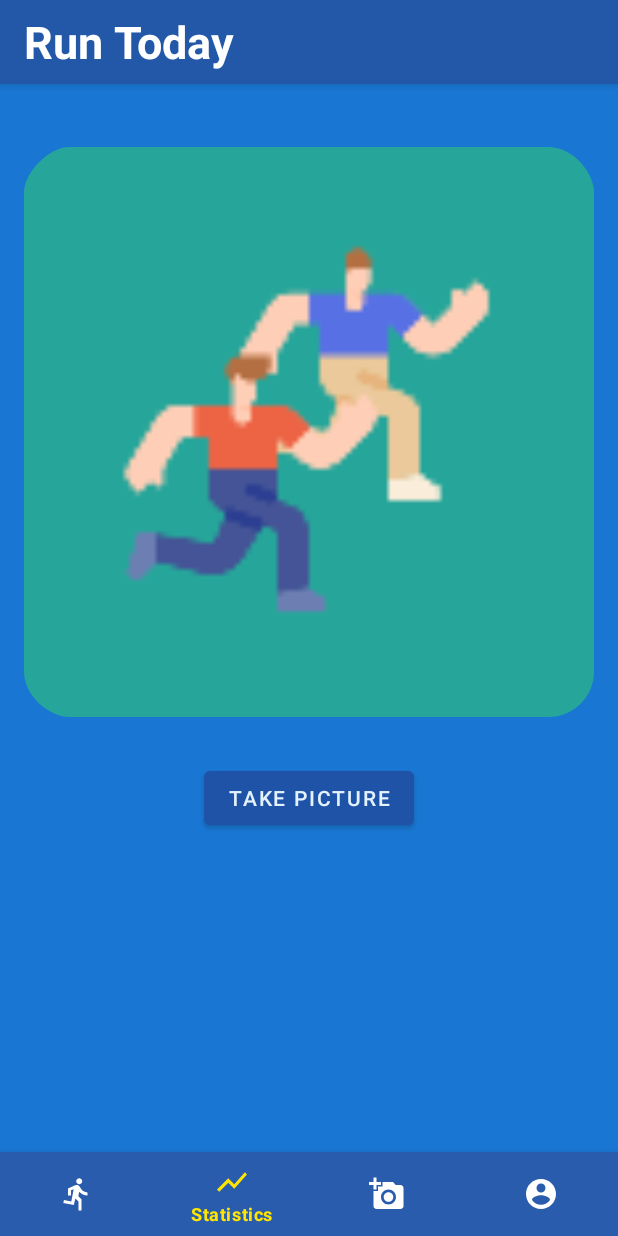
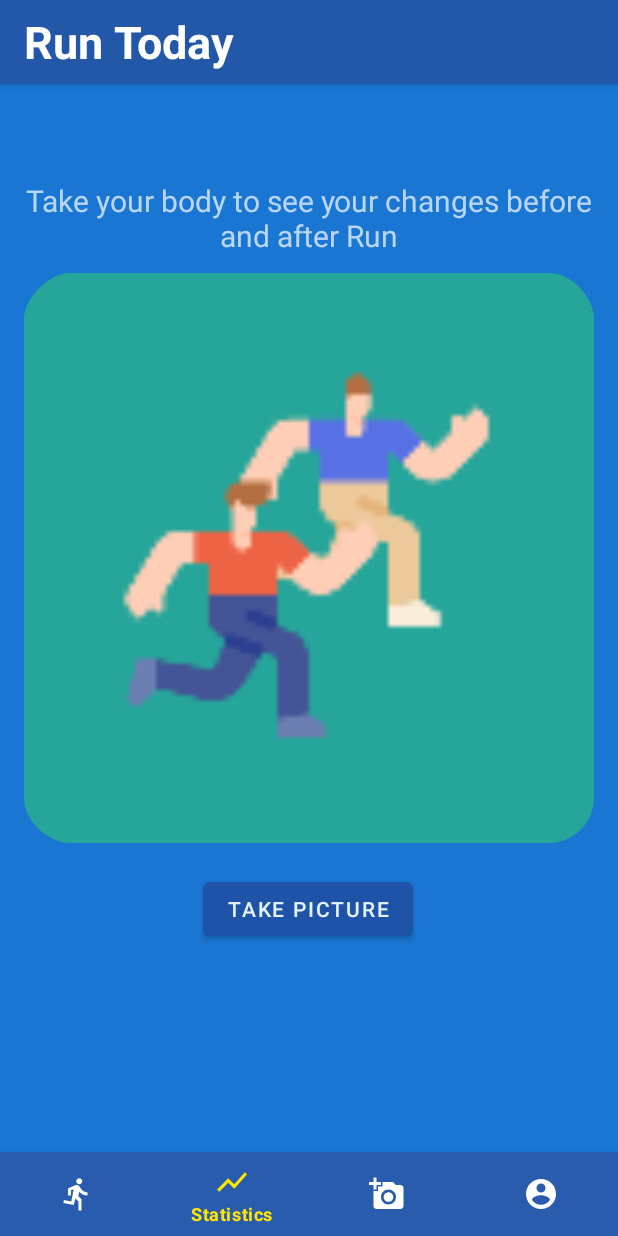
Before and after one commit to irfanazizalamin/RunToday, an Android app: the PhotoFragment screen opened through its navigation route, item 2 of the bottom bar chosen, on a phone screen of 412 x 824 dp. Run offline under Robolectric (Android 15) with nearby library versions, the phone set to English and light mode, and no system bars; our stand-ins replace Dagger/Hilt's generated code, navigation-ui; 2 statements that could not run were skipped.

Commit message:
finish tugas uts

```diff
--- a/app/src/main/AndroidManifest.xml
+++ b/app/src/main/AndroidManifest.xml
@@ -7,6 +7,7 @@
     <uses-permission android:name="android.permission.ACCESS_COARSE_LOCATION" />
     <uses-permission android:name="android.permission.ACCESS_BACKGROUND_LOCATION" />
 
+    <uses-permission android:name="android.permission.VIBRATE"/>
     <uses-permission android:name="android.permission.READ_EXTERNAL_STORAGE" />
     <uses-permission android:name="android.permission.FOREGROUND_SERVICE" />
 
--- a/app/src/main/java/id/ac/ui/cs/mobileprogramming/irfanazizalamin/runtoday/ui/MainActivity.kt
+++ b/app/src/main/java/id/ac/ui/cs/mobileprogramming/irfanazizalamin/runtoday/ui/MainActivity.kt
@@ -1,17 +1,17 @@
 package id.ac.ui.cs.mobileprogramming.irfanazizalamin.runtoday.ui
 
 import android.content.Intent
+import android.content.IntentFilter
 import androidx.appcompat.app.AppCompatActivity
 import android.os.Bundle
 import android.view.View
 import androidx.navigation.fragment.findNavController
 import androidx.navigation.ui.setupWithNavController
 import id.ac.ui.cs.mobileprogramming.irfanazizalamin.runtoday.R
-import id.ac.ui.cs.mobileprogramming.irfanazizalamin.runtoday.db.RunDAO
 import dagger.hilt.android.AndroidEntryPoint
 import id.ac.ui.cs.mobileprogramming.irfanazizalamin.runtoday.other.Constants.ACTION_SHOW_TRACKING_FRAGMENT
+import id.ac.ui.cs.mobileprogramming.irfanazizalamin.runtoday.receiver.BatteryCheckerReceiver
 import kotlinx.android.synthetic.main.activity_main.*
-import javax.inject.Inject
 
 @AndroidEntryPoint
 class MainActivity : AppCompatActivity() {
@@ -19,10 +19,10 @@ class MainActivity : AppCompatActivity() {
     override fun onCreate(savedInstanceState: Bundle?) {
         super.onCreate(savedInstanceState)
         setContentView(R.layout.activity_main)
+        navigateToTrackingFragmentIfNeeded(intent)
+        checkBatteryLevel()
+        setSupportActionBar(toolbar)
 
-        navigateToTrackingFragmentIfNeeded(intent)
-
-        setSupportActionBar(toolbar)
         bottomNavigationView.setupWithNavController(navHostFragment.findNavController())
 
         navHostFragment.findNavController()
@@ -33,6 +33,12 @@ class MainActivity : AppCompatActivity() {
                     else -> bottomNavigationView.visibility = View.GONE
                 }
             }
+    }
+
+    private fun checkBatteryLevel() {
+        IntentFilter(Intent.ACTION_BATTERY_CHANGED).also {
+            registerReceiver(BatteryCheckerReceiver(), it)
+        }
     }
 
     override fun onNewIntent(intent: Intent?) {
--- a/app/src/main/java/id/ac/ui/cs/mobileprogramming/irfanazizalamin/runtoday/ui/fragments/PhotoFragment.kt
+++ b/app/src/main/java/id/ac/ui/cs/mobileprogramming/irfanazizalamin/runtoday/ui/fragments/PhotoFragment.kt
@@ -39,7 +39,7 @@ class PhotoFragment : Fragment(R.layout.fragment_photo) {
             if (takePictureIntent.resolveActivity(requireActivity().packageManager) != null) {
                 startActivityForResult(takePictureIntent, REQUEST_CODE)
             } else {
-                Snackbar.make(view, "Unable to open camera", Snackbar.LENGTH_LONG).show()
+                Snackbar.make(view, resources.getString(R.string.camera_cannot_info), Snackbar.LENGTH_LONG).show()
             }
         }
     }
--- a/app/src/main/res/layout/fragment_photo.xml
+++ b/app/src/main/res/layout/fragment_photo.xml
@@ -6,23 +6,36 @@
     android:layout_height="match_parent"
     android:padding="16dp">
 
+    <ImageView
+        android:id="@+id/imageView"
+        android:layout_width="match_parent"
+        android:layout_height="400dp"
+        android:layout_marginTop="100dp"
+        android:src="@mipmap/ic_launcher"
+        app:layout_constraintEnd_toEndOf="parent"
+        app:layout_constraintStart_toStartOf="parent"
+        app:layout_constraintTop_toTopOf="parent" />
+
     <Button
         android:id="@+id/btnTakePicture"
         android:layout_width="wrap_content"
         android:layout_height="wrap_content"
         android:layout_gravity="center_horizontal"
-        android:layout_marginTop="20dp"
-        android:text="Take Picture"
+        android:layout_marginTop="10dp"
+        android:text="@string/take_picture"
         app:layout_constraintEnd_toEndOf="parent"
+        app:layout_constraintHorizontal_bias="0.498"
         app:layout_constraintStart_toStartOf="parent"
         app:layout_constraintTop_toBottomOf="@+id/imageView" />
 
-    <ImageView
-        android:id="@+id/imageView"
-        android:layout_width="match_parent"
-        android:layout_height="400dp"
-        android:layout_marginTop="16dp"
-        android:src="@mipmap/ic_launcher"
+    <TextView
+        android:id="@+id/textView"
+        android:layout_width="wrap_content"
+        android:layout_height="wrap_content"
+        android:layout_marginTop="48dp"
+        android:text="@string/capture_description"
+        android:textAlignment="center"
+        android:textSize="20dp"
         app:layout_constraintEnd_toEndOf="parent"
         app:layout_constraintStart_toStartOf="parent"
         app:layout_constraintTop_toTopOf="parent" />
--- a/app/src/main/res/layout/fragment_setup.xml
+++ b/app/src/main/res/layout/fragment_setup.xml
@@ -2,6 +2,7 @@
 <androidx.constraintlayout.widget.ConstraintLayout xmlns:android="http://schemas.android.com/apk/res/android"
     xmlns:app="http://schemas.android.com/apk/res-auto"
     android:layout_width="match_parent"
+    android:padding="8dp"
     android:layout_height="match_parent">
 
     <TextView
@@ -16,7 +17,7 @@
         app:layout_constraintLeft_toLeftOf="parent"
         app:layout_constraintRight_toRightOf="parent"
         app:layout_constraintTop_toTopOf="parent"
-        app:layout_constraintVertical_bias="0.8" />
+        app:layout_constraintVertical_bias="0.4" />
 
     <com.google.android.material.textfield.TextInputLayout
         android:id="@+id/tilName"
@@ -24,6 +25,7 @@
         android:layout_height="wrap_content"
         app:layout_constraintBottom_toTopOf="@+id/constraintLayout"
         app:layout_constraintEnd_toEndOf="parent"
+        app:layout_constraintVertical_bias="0.4"
         app:layout_constraintHorizontal_bias="0.5"
         app:layout_constraintStart_toStartOf="parent"
         app:layout_constraintTop_toTopOf="parent">
@@ -31,7 +33,7 @@
         <com.google.android.material.textfield.TextInputEditText
             android:id="@+id/etName"
             android:layout_width="match_parent"
-            android:layout_height="wrap_content"
+            android:layout_height="match_parent"
             android:ems="10"
             android:hint="@string/your_name"
             android:inputType="textPersonName" />
--- a/app/src/main/res/values/strings.xml
+++ b/app/src/main/res/values/strings.xml
@@ -39,6 +39,10 @@
     <string name="total_calories_burned">Total Calories Burned</string>
     <string name="average_speed">Average Speed</string>
 
+    <!-- Photo Fragment -->
+    <string name="take_picture">Take Picture</string>
+    <string name="capture_description">Take your body to see your changes before and after Run</string>
+
     <string name="date_caps">DATE</string>
     <string name="time_caps">TIME</string>
     <string name="distance_caps">DISTANCE</string>
@@ -50,6 +54,8 @@
     <string name="saved_changes">Saved changes</string>
     <string name="filling_info">Please fill out all fields</string>
     <string name="permission_info">You need to accept location permissions to use this app</string>
+    <string name="low_battrey_info">Your Battery is too low</string>
+    <string name="camera_cannot_info">Unable to open camera</string>
 
     <string name="thin_category">Thin</string>
     <string name="normal_category">Normal</string>
```
Also changed, not shown: app/src/main/java/id/ac/ui/cs/mobileprogramming/irfanazizalamin/runtoday/receiver/BatteryCheckerReceiver.kt (added, +31 -0 lines), 1 other file.
